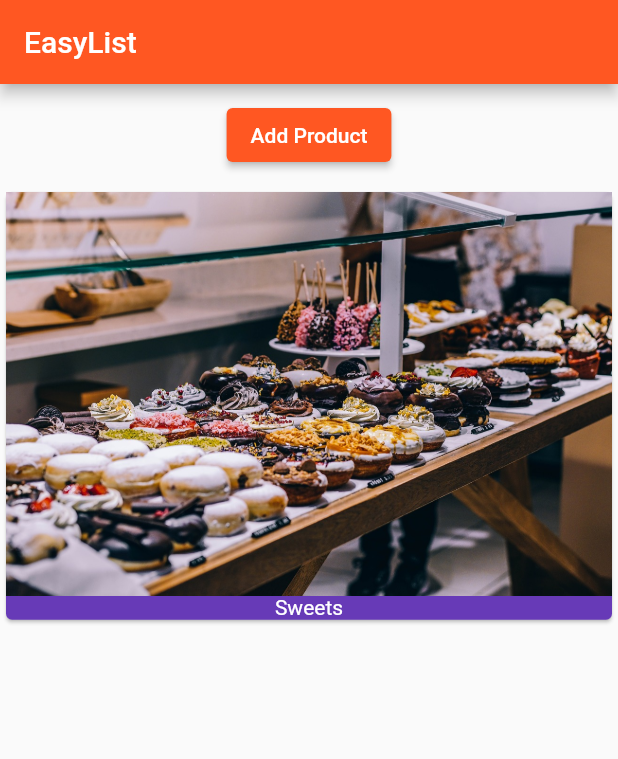
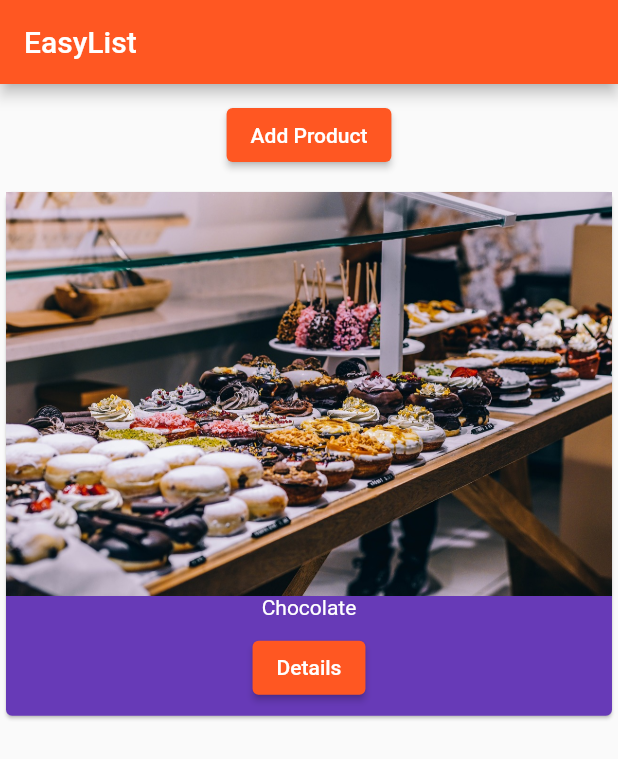
Before and after one commit to BNorelden/flutter_course, a Flutter app: the screen it shows after launch, after a tap on "Add Product", on a phone screen of 412 x 824 dp. Shown: the top 759 px of the screen. Run offline on Flutter 3.47's test engine with Material 2 defaults, Android fonts, the phone set to English and light mode, and no system bars.

Commit message:
- New Page has been added - String variable became a Map<String, String> - This commit includes 6 file changes - startingProduct is any instead of Map<String, String>in productManager

```diff
--- a/lib/main.dart
+++ b/lib/main.dart
@@ -1,7 +1,7 @@
 import 'package:flutter/material.dart';
 import 'package:flutter/rendering.dart';
 
-import './products_manager.dart';
+import './pages/home.dart';
 
 // main() {
 //   runApp(MyApp());
@@ -37,13 +37,6 @@ class MyApp extends StatelessWidget {
           cardColor:
               Colors.deepPurple, //did this instead of the accentColor for now
         ),
-      home: Scaffold(
-        appBar: AppBar(
-          title: const Text('EasyList'),
-        ),
-        body:
-            ProductManager(), // startingProduct: 'Food Tester' => can use name argument or default as it is now
-      ),
-    );
+        home: HomePage());
   }
 }
--- /dev/null
+++ b/lib/pages/home.dart
@@ -0,0 +1,17 @@
+import 'package:flutter/material.dart';
+
+import '../products_manager.dart';
+
+class HomePage extends StatelessWidget {
+  @override
+  Widget build(BuildContext context) {
+    // TODO: implement build
+    return Scaffold(
+      appBar: AppBar(
+        title: const Text('EasyList'),
+      ),
+      body:
+          ProductManager(), // startingProduct: 'Food Tester' => can use name argument or default as it is now
+    );
+  }
+}
--- a/lib/products.dart
+++ b/lib/products.dart
@@ -1,7 +1,8 @@
 import 'package:flutter/material.dart';
+import './pages/product.dart';
 
 class Products extends StatelessWidget {
-  final List<String> products;
+  final List<Map<String, String>> products;
 
   Products([this.products = const []]) {
     //square brackets make it optional
@@ -12,13 +13,25 @@ class Products extends StatelessWidget {
     return Card(
         child: Column(
       children: <Widget>[
-          Image.asset('assets/food.jpg'),
+        Image.asset(products[index]['image']!),
         Text(
-            products[index],
+          products[index]['title']!,
           style: const TextStyle(color: Colors.white),
         ),
+        ButtonBar(alignment: MainAxisAlignment.center, children: <Widget>[
+          ElevatedButton(
+            child: Text('Details'),
+            onPressed: () => Navigator.push(
+                context,
+                MaterialPageRoute(
+                  builder: (BuildContext context) => ProductPage(
+                      products[index]['title']!, products[index]['image']!),
+                )),
+          ),
+        ])
       ],
-      ),
+    ) //FlatButton Seems Deprecated so ElevatedButton Again
+
         );
   }
 
--- a/lib/products_control.dart
+++ b/lib/products_control.dart
@@ -10,7 +10,7 @@ class ProductControl extends StatelessWidget {
     return ElevatedButton(
       //replaced RaisedButton since it is deprecated already https://stackoverflow.com/questions/53531830/the-methods-raisedbutton-isnt-defined
       onPressed: () {
-        addProduct('Sweets');
+        addProduct({'title': 'Chocolate', 'image': 'assets/food.jpg'});
       },
       child: const Text('Add Product'),
     );
--- a/lib/products_manager.dart
+++ b/lib/products_manager.dart
@@ -5,11 +5,14 @@ import './products_control.dart';
 
 class ProductManager extends StatefulWidget {
   final startingProduct; //how to get this from point a
+  // Map<String, String> // again try to remove the type and hope it works and it DID T_T
+  //NOW I HAVE TO BE MORE CAREFUL IT IS A COMPLEX OBJECT NOW NOT A STRING
   // final String startingProduct; I took off the String to be able to use it as null tp view text in products.dart
   // now startingProduct is any not String so got to be careful!!!
 
   // ignore: use_key_in_widget_constructors
   ProductManager({this.startingProduct}) {
+    //{required this.startingProduct}
     //= 'Sweets Tester'
     //name argument or default = Sweets Tester
     print('[ProductsManager Widget] Constructor');
@@ -23,7 +26,7 @@ class ProductManager extends StatefulWidget {
 }
 
 class _ProductManagerState extends State<ProductManager> {
-  List<String> _products = [];
+  List<Map<String, String>> _products = [];
 
   @override
   void initState() {
@@ -42,7 +45,7 @@ class _ProductManagerState extends State<ProductManager> {
     super.didUpdateWidget(oldWidget);
   }
 
-  void _addProduct(String product) {
+  void _addProduct(Map<String, String> product) {
     setState(() {
       _products.add(product);
       print(_products);
```
Also changed, not shown: lib/pages/product.dart (added, +34 -0 lines). Lines whose indentation alone changed are shown as unchanged.
